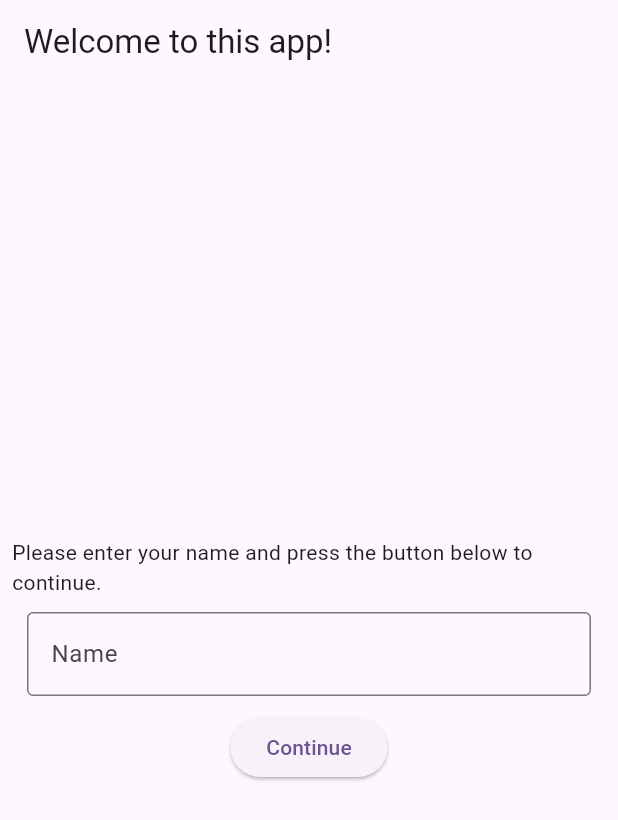
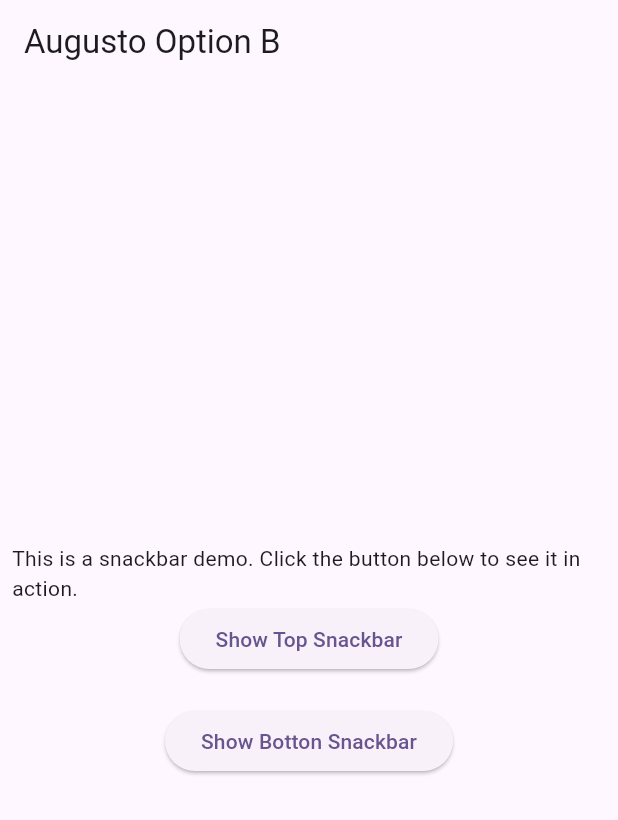
Before and after one commit to augustosalazar/f_navigation, a Flutter app: the screen it shows after launch, on a phone screen of 412 x 824 dp. Shown: the top 820 px of the screen. Run offline on Flutter 3.47's test engine with Material 2 defaults, Android fonts, the phone set to English and light mode, and no system bars; our stand-ins replace get.

```diff
--- a/lib/ui/my_app.dart
+++ b/lib/ui/my_app.dart
@@ -3,6 +3,8 @@ import 'package:flutter/material.dart';
 import 'package:get/get.dart';
 
 import 'pages/page2.dart';
+import 'pages/page3a.dart';
+import 'pages/page3b.dart';
 
 class MyApp extends StatelessWidget {
   const MyApp({super.key});
@@ -15,10 +17,12 @@ class MyApp extends StatelessWidget {
         colorScheme: ColorScheme.fromSeed(seedColor: Colors.deepPurple),
         useMaterial3: true,
       ),
-      initialRoute: '/page1',
+      initialRoute: '/page3b/?name=Augusto',
       getPages: [
         GetPage(name: '/page1', page: () => const Page1()),
         GetPage(name: '/page2', page: () => Page2()),
+        GetPage(name: '/page3a', page: () => const Page3A()),
+        GetPage(name: '/page3b', page: () => Page3B()),
       ],
     );
   }
--- a/lib/ui/pages/page1.dart
+++ b/lib/ui/pages/page1.dart
@@ -9,7 +9,7 @@ class Page1 extends StatefulWidget {
 }
 
 class _Page1State extends State<Page1> {
-  TextEditingController _controller = TextEditingController();
+  final TextEditingController _controller = TextEditingController();
   final _formKey = GlobalKey<FormState>();
   @override
   Widget build(BuildContext context) {
--- /dev/null
+++ b/lib/ui/pages/page3b.dart
@@ -0,0 +1,36 @@
+import 'package:flutter/material.dart';
+import 'package:get/get.dart';
+
+class Page3B extends StatelessWidget {
+  Page3B({super.key});
+  final String? name = Get.parameters['name'];
+  @override
+  Widget build(BuildContext context) {
+    return Scaffold(
+      appBar: AppBar(
+        title: Text('$name Option B'),
+      ),
+      body: Center(
+          child: Padding(
+        padding: const EdgeInsets.all(8.0),
+        child: Column(
+          mainAxisAlignment: MainAxisAlignment.center,
+          children: [
+            const Text(
+                'This is a snackbar demo. Click the button below to see it in action.'),
+            ElevatedButton(
+                onPressed: () =>
+                    Get.snackbar('Hi', 'This is a snackbar on Top'),
+                child: const Text('Show Top Snackbar')),
+            const SizedBox(height: 20),
+            ElevatedButton(
+                onPressed: () => Get.snackbar(
+                    'Hi', 'This is a snackbar on Bottom',
+                    snackPosition: SnackPosition.BOTTOM),
+                child: const Text('Show Botton Snackbar'))
+          ],
+        ),
+      )),
+    );
+  }
+}
```
Also changed, not shown: lib/ui/pages/page2.dart (+35 -0 lines), lib/ui/pages/page3a.dart (added, +65 -0 lines), 1 other file.
